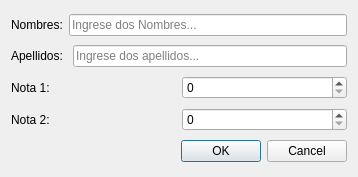
Before: the Qt Designer form registroform.ui in EonSoulCout/Registro-de-Notas, drawn with Qt 5.
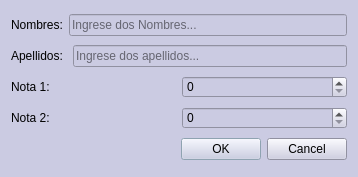
After: the same form once the commit is applied. Icons and pictures are not drawn.

Patch:
```diff
--- a/registroform.ui
+++ b/registroform.ui
@@ -13,6 +13,22 @@
   <property name="windowTitle">
    <string>Form</string>
   </property>
+  <property name="windowIcon">
+   <iconset resource="Recursos.qrc">
+    <normaloff>:/Recursos/registro.png</normaloff>:/Recursos/registro.png</iconset>
+  </property>
+  <property name="styleSheet">
+   <string notr="true">background-color: rgb(203, 203, 226);
+alternate-background-color: rgb(203, 203, 226);
+border-color: rgb(203, 203, 226);
+border-top-color: rgb(225, 225, 255);
+border-right-color: rgb(225, 225, 255);
+border-bottom-color: rgb(225, 225, 255);
+border-left-color: rgb(225, 225, 255);
+gridline-color: rgb(229, 229, 255);
+selection-color: rgb(0, 0, 0);
+selection-background-color: rgb(210, 236, 255);</string>
+  </property>
   <layout class="QHBoxLayout" name="horizontalLayout_5">
    <item>
     <layout class="QVBoxLayout" name="verticalLayout">
@@ -56,6 +72,18 @@
       <layout class="QHBoxLayout" name="horizontalLayout">
        <item>
         <widget class="QLabel" name="label_3">
+         <property name="styleSheet">
+          <string notr="true">background-color: rgb(203, 203, 226);
+alternate-background-color: rgb(203, 203, 226);
+border-color: rgb(203, 203, 226);
+border-top-color: rgb(225, 225, 255);
+border-right-color: rgb(225, 225, 255);
+border-bottom-color: rgb(225, 225, 255);
+border-left-color: rgb(225, 225, 255);
+gridline-color: rgb(229, 229, 255);
+selection-color: rgb(0, 0, 0);
+selection-background-color: rgb(210, 236, 255);</string>
+         </property>
          <property name="text">
           <string>Nota 1:</string>
          </property>
@@ -90,6 +118,18 @@
      </item>
      <item>
       <widget class="QDialogButtonBox" name="buttonBox">
+       <property name="styleSheet">
+        <string notr="true">background-color: rgb(203, 203, 226);
+alternate-background-color: rgb(203, 203, 226);
+border-color: rgb(203, 203, 226);
+border-top-color: rgb(225, 225, 255);
+border-right-color: rgb(225, 225, 255);
+border-bottom-color: rgb(225, 225, 255);
+border-left-color: rgb(225, 225, 255);
+gridline-color: rgb(229, 229, 255);
+selection-color: rgb(0, 0, 0);
+selection-background-color: rgb(210, 236, 255);</string>
+       </property>
        <property name="standardButtons">
         <set>QDialogButtonBox::Cancel|QDialogButtonBox::Ok</set>
        </property>
```
Left out of the diff: 4 changed lines with no effect on the pictures.
